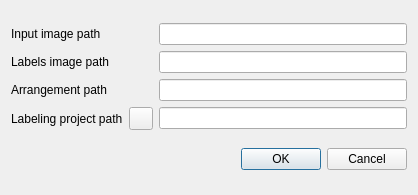
oliviertournaire/QLabelling, file demo/Arrangement_on_surface_2/qt/SaveProjectDialog.ui: the form before one commit.
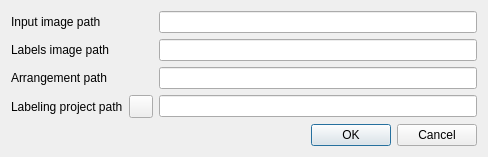
The form after the commit. Icons and pictures are not drawn.

Commit message: Comment code for refactoring tips

The edit to the form file:
```diff
--- a/demo/Arrangement_on_surface_2/qt/SaveProjectDialog.ui
+++ b/demo/Arrangement_on_surface_2/qt/SaveProjectDialog.ui
@@ -6,8 +6,8 @@
    <rect>
     <x>0</x>
     <y>0</y>
-    <width>418</width>
-    <height>195</height>
+    <width>488</width>
+    <height>149</height>
    </rect>
   </property>
   <property name="windowTitle">
```
The commit also changes 2 other files.
